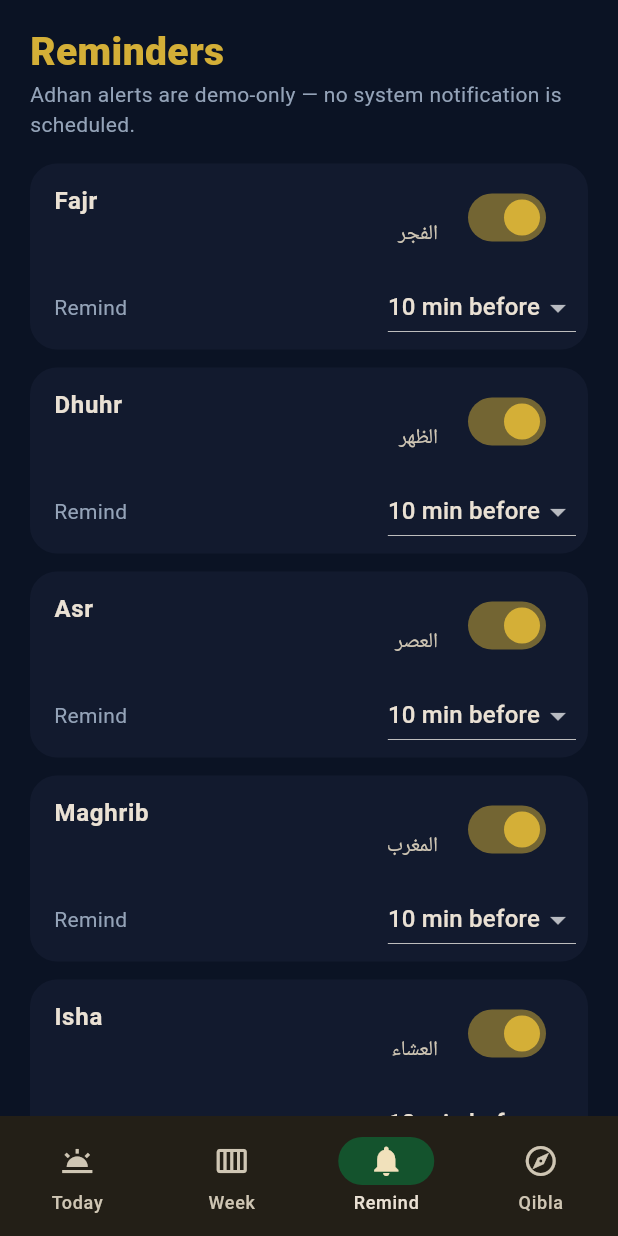
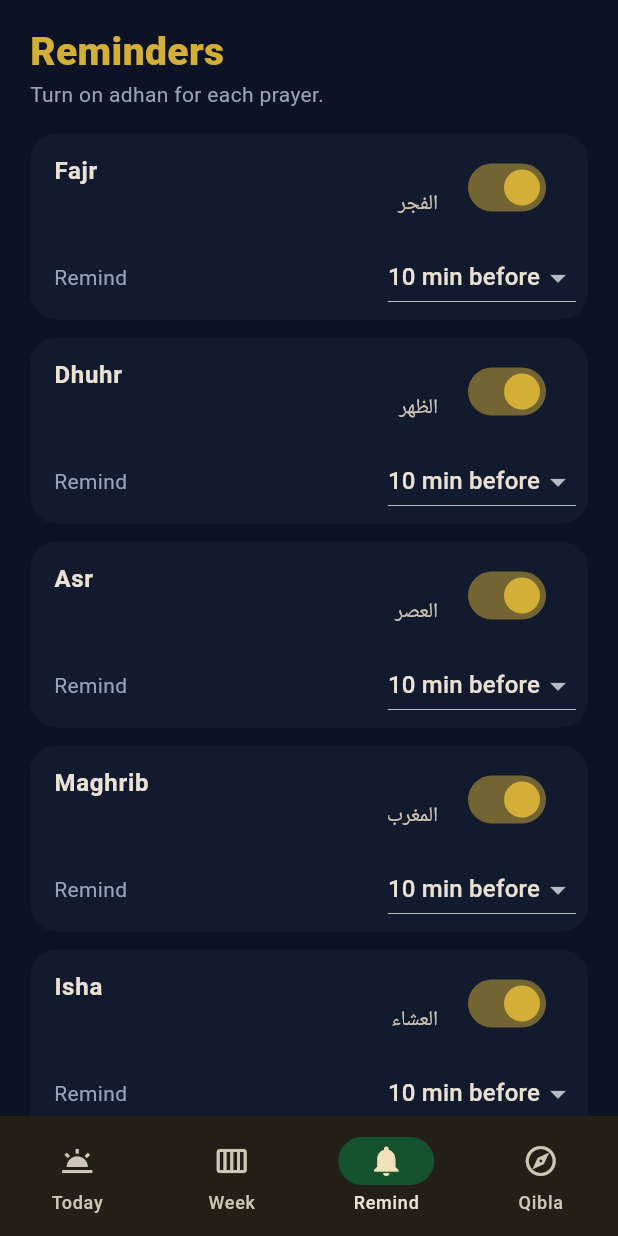
Before and after one commit to Mr-Qamar/salah-bell, a Flutter app: the screen it shows after launch, item 3 of the bottom bar chosen, on a phone screen of 412 x 824 dp. Run offline on Flutter 3.47's test engine with Material 3 defaults, Android fonts, the phone set to English and light mode, and no system bars.

Commit message:
Remove demo and sample wording from README and app copy.
Co-authored-by: Cursor <cursoragent@cursor.com>

```diff
--- a/lib/screens/qibla_screen.dart
+++ b/lib/screens/qibla_screen.dart
@@ -36,7 +36,7 @@ class _QiblaScreenState extends State<QiblaScreen> {
             Align(
               alignment: Alignment.centerLeft,
               child: Text(
-                '${store.city.name} · ${qibla.toStringAsFixed(0)}° from North (demo compass)',
+                '${store.city.name} · ${qibla.toStringAsFixed(0)}° from North',
                 style: const TextStyle(color: Color(0xFF94A3B8)),
               ),
             ),
--- a/lib/screens/reminders_screen.dart
+++ b/lib/screens/reminders_screen.dart
@@ -22,7 +22,7 @@ class RemindersScreen extends StatelessWidget {
             style: TextStyle(fontSize: 26, fontWeight: FontWeight.w800, color: gold),
           ),
           const Text(
-            'Adhan alerts are demo-only — no system notification is scheduled.',
+            'Turn on adhan for each prayer.',
             style: TextStyle(color: Color(0xFF94A3B8)),
           ),
           const SizedBox(height: 16),
@@ -73,7 +73,7 @@ class RemindersScreen extends StatelessWidget {
           FilledButton.icon(
             onPressed: () {
               ScaffoldMessenger.of(context).showSnackBar(
-                const SnackBar(content: Text('Test adhan played (demo)')),
+                const SnackBar(content: Text('Playing adhan')),
               );
             },
             icon: const Icon(Icons.volume_up_outlined),
--- a/lib/screens/settings_screen.dart
+++ b/lib/screens/settings_screen.dart
@@ -48,7 +48,7 @@ class SettingsScreen extends StatelessWidget {
           const Padding(
             padding: EdgeInsets.only(top: 12),
             child: Text(
-              'Times in this sample are fixed demo values, not live astronomy.',
+              'Prayer times follow the selected city and method.',
               style: TextStyle(color: Color(0xFF94A3B8), fontSize: 13),
             ),
           ),
--- a/pubspec.yaml
+++ b/pubspec.yaml
@@ -1,5 +1,5 @@
 name: salah_bell
-description: "Flutter sample: prayer time reminder and Qibla UI."
+description: "Prayer times, adhan reminders, and Qibla."
 # The following line prevents the package from being accidentally published to
 # pub.dev using `flutter pub publish`. This is preferred for private packages.
 publish_to: 'none' # Remove this line if you wish to publish to pub.dev
```
Also changed, not shown: 3 other files.
